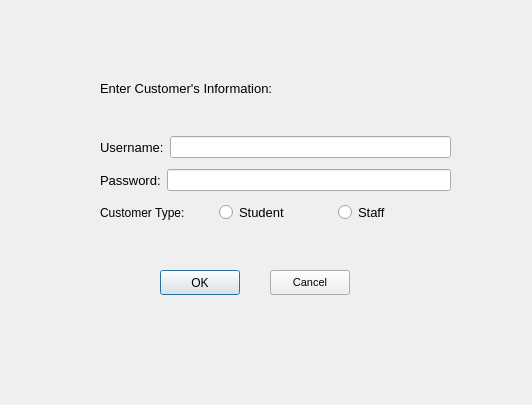
Old version of the form admincustomerlogin.ui in the repository CallmeTeddyBear/Canteen-Management-System.
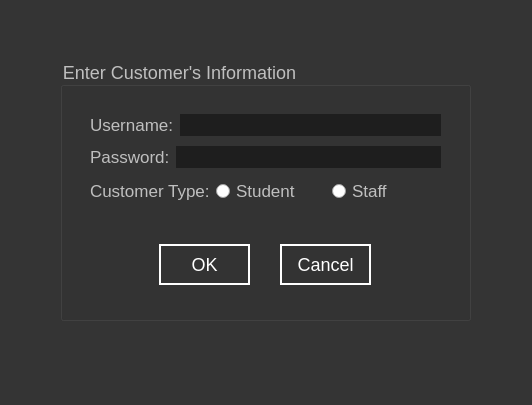
New version of the form.

Diff of the .ui file:
```diff
--- a/admincustomerlogin.ui
+++ b/admincustomerlogin.ui
@@ -25,60 +25,64 @@
   <property name="windowTitle">
    <string/>
   </property>
-  <widget class="QLabel" name="label_title">
-   <property name="geometry">
-    <rect>
-     <x>100</x>
-     <y>80</y>
-     <width>221</width>
-     <height>16</height>
-    </rect>
-   </property>
-   <property name="font">
-    <font>
-     <pointsize>10</pointsize>
-    </font>
-   </property>
-   <property name="text">
-    <string>Enter Customer's Information:</string>
-   </property>
-  </widget>
-  <widget class="QPushButton" name="pushButton_ok">
+  <property name="styleSheet">
+   <string notr="true">QDialog
+{
+	background-color: rgb(52, 52, 52);
+}
+QGroupBox
+{
+	color: rgb(191, 191, 191);
+	font-size: 18px;
+}
+QLabel
+{
+	color: rgb(191, 191, 191);
+	font-size: 17px;
+}
+QLineEdit
+{	
+	color: rgb(255, 255, 255);
+	border-style: solid;
+	background-color: rgb(30, 30, 30);
+	font-size: 17px;
+}
+QPushButton
+{
+	color: rgb(255, 255, 255);
+	border-style: solid;
+	border-width: 2px;
+	border-color: rgb(255, 255, 255);
+	font-size: 18px;
+}
+QPushButton:hover
+{
+	background-color: rgb(255, 255, 255);
+	color: rgb(52, 52, 52);
+}
+QRadioButton
+{
+	font-size: 17px;
+	color: rgb(191, 191, 191);
+}</string>
+  </property>
+  <widget class="QGroupBox" name="groupBox">
    <property name="geometry">
     <rect>
-     <x>160</x>
-     <y>270</y>
-     <width>80</width>
-     <height>25</height>
+     <x>60</x>
+     <y>60</y>
+     <width>411</width>
+     <height>261</height>
     </rect>
    </property>
-   <property name="text">
-    <string>OK</string>
+   <property name="title">
+    <string>Enter Customer's Information</string>
    </property>
-  </widget>
-  <widget class="QPushButton" name="pushButton_cancel">
-   <property name="geometry">
-    <rect>
-     <x>270</x>
-     <y>270</y>
-     <width>80</width>
-     <height>25</height>
-    </rect>
-   </property>
-   <property name="font">
-    <font>
-     <pointsize>8</pointsize>
-    </font>
-   </property>
-   <property name="text">
-    <string>Cancel</string>
-   </property>
-  </widget>
   <widget class="QWidget" name="layoutWidget">
    <property name="geometry">
     <rect>
-     <x>100</x>
-     <y>131</y>
+      <x>30</x>
+      <y>50</y>
      <width>351</width>
      <height>98</height>
     </rect>
@@ -90,7 +94,7 @@
        <widget class="QLabel" name="label_username">
         <property name="font">
          <font>
-          <pointsize>10</pointsize>
+           <pointsize>-1</pointsize>
          </font>
         </property>
         <property name="text">
@@ -109,7 +113,7 @@
        <widget class="QLabel" name="label_password">
         <property name="font">
          <font>
-          <pointsize>10</pointsize>
+           <pointsize>-1</pointsize>
          </font>
         </property>
         <property name="text">
@@ -132,7 +136,7 @@
        <widget class="QLabel" name="label_customerType">
         <property name="font">
          <font>
-          <pointsize>9</pointsize>
+           <pointsize>-1</pointsize>
          </font>
         </property>
         <property name="text">
@@ -144,7 +148,7 @@
        <widget class="QRadioButton" name="radioButton_student">
         <property name="font">
          <font>
-          <pointsize>10</pointsize>
+           <pointsize>-1</pointsize>
          </font>
         </property>
         <property name="text">
@@ -156,7 +160,7 @@
        <widget class="QRadioButton" name="radioButton_staff">
         <property name="font">
          <font>
-          <pointsize>10</pointsize>
+           <pointsize>-1</pointsize>
           <weight>50</weight>
           <bold>false</bold>
          </font>
@@ -169,6 +173,38 @@
      </layout>
     </item>
    </layout>
+   </widget>
+   <widget class="QPushButton" name="pushButton_ok">
+    <property name="geometry">
+     <rect>
+      <x>99</x>
+      <y>184</y>
+      <width>91</width>
+      <height>41</height>
+     </rect>
+    </property>
+    <property name="text">
+     <string>OK</string>
+    </property>
+   </widget>
+   <widget class="QPushButton" name="pushButton_cancel">
+    <property name="geometry">
+     <rect>
+      <x>220</x>
+      <y>184</y>
+      <width>91</width>
+      <height>41</height>
+     </rect>
+    </property>
+    <property name="font">
+     <font>
+      <pointsize>-1</pointsize>
+     </font>
+    </property>
+    <property name="text">
+     <string>Cancel</string>
+    </property>
+   </widget>
   </widget>
  </widget>
  <resources/>
```
Lines whose indentation alone changed are shown as unchanged.
